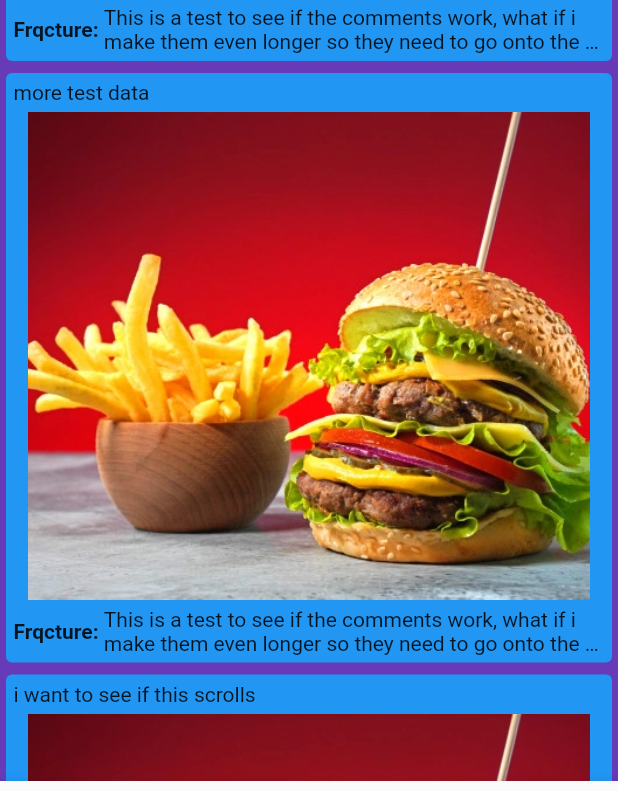
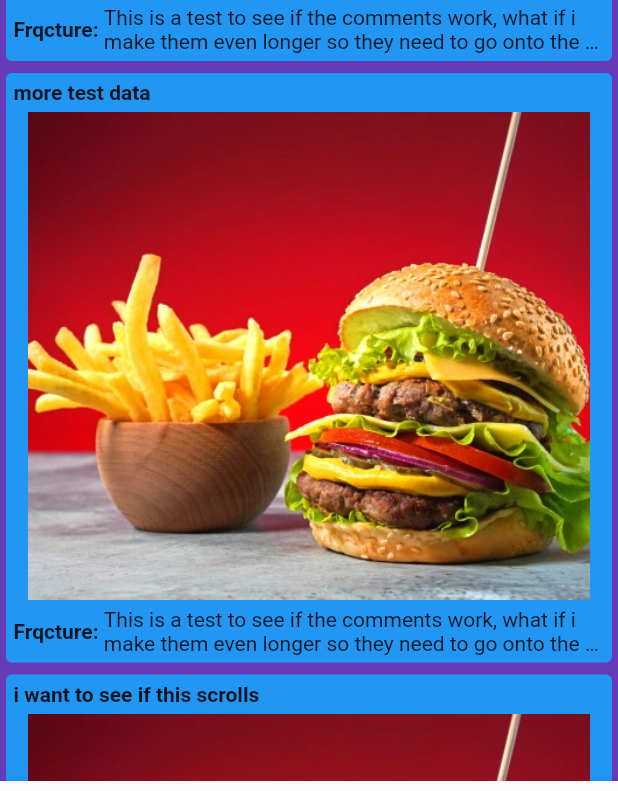
Before and after one commit to Frqcture/LearningFlutter, a Flutter app: the screen it shows after launch, scrolled down 576 dp, on a phone screen of 412 x 824 dp. Shown: the part 371-1162 px from the top of the screen. Run offline on Flutter 3.47's test engine with Material 2 defaults, Android fonts, the phone set to English and light mode, and no system bars.

Commit message:
basic reformatting

```diff
--- a/lib/main.dart
+++ b/lib/main.dart
@@ -44,7 +44,11 @@ class StartUp {
                               Padding(
                                 padding: const EdgeInsets.fromLTRB(5, 5, 5, 5),
                                 child: Align(
-                                    child: Text(e),
+                                    child: Text(
+                                      e,
+                                      style: TextStyle(
+                                          fontWeight: FontWeight.bold),
+                                    ),
                                     alignment: Alignment.centerLeft),
                               ),
                               Image.asset(_images[e.indexOf(e)],
@@ -55,10 +59,22 @@ class StartUp {
                                 padding: EdgeInsets.fromLTRB(5, 5, 5, 5),
                                 child: Row(
                                   children: [
-                                    Text(CommentUser[0] + ': ', style:  TextStyle(fontWeight: FontWeight.bold),),
+                                    Align(
+                                      child: Text(
+                                        CommentUser[0] + ': ',
+                                        style: TextStyle(
+                                            fontWeight: FontWeight.bold),
+                                      ),
+                                      alignment: Alignment.topCenter,
+                                    ),
                                     Expanded(
-                                      child: Text(CommentMessage[0], maxLines: 2, overflow: TextOverflow.ellipsis,) )
-                                ],),
+                                        child: Text(
+                                      CommentMessage[0],
+                                      maxLines: 2,
+                                      overflow: TextOverflow.ellipsis,
+                                    ))
+                                  ],
+                                ),
                               ),
                             ],
                           ),
```
